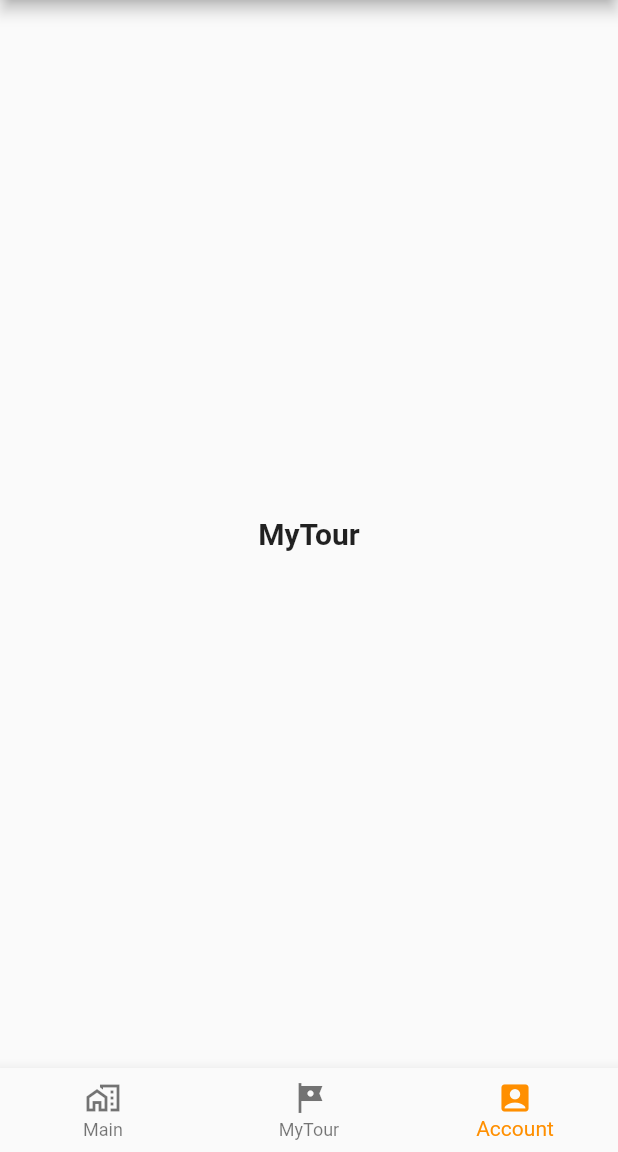
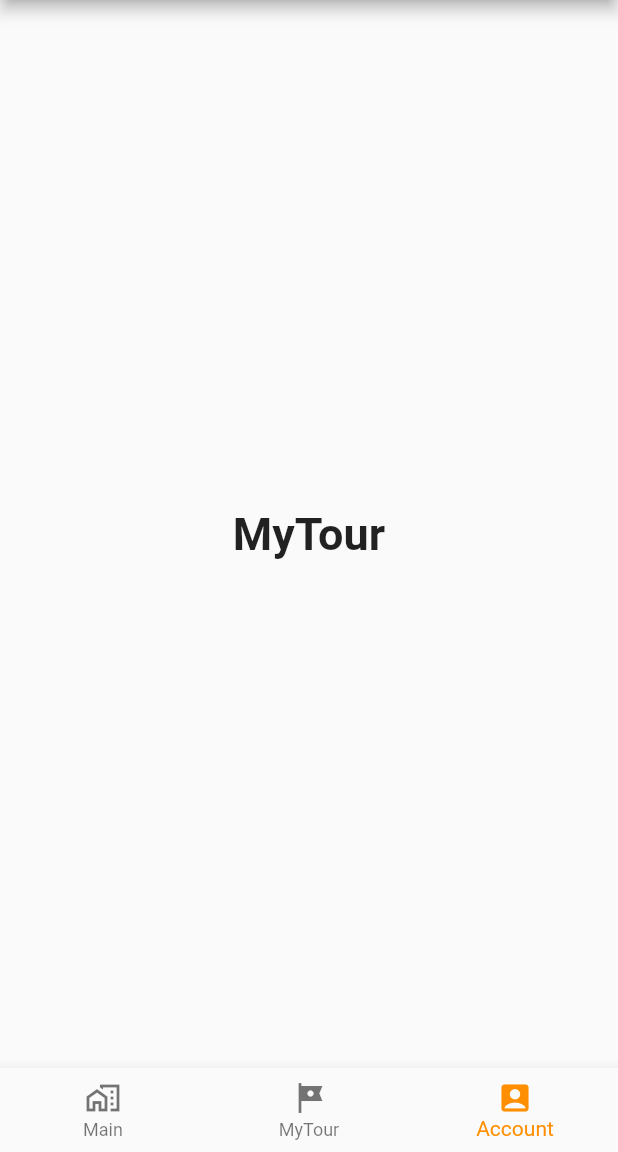
Before and after one commit to HanKyeol0/Campus-Touring-App, a Flutter app: the screen it shows after launch, item 3 of the bottom bar chosen, on a phone screen of 412 x 824 dp, the part 84-1236 px from its top. Run offline on Flutter 3.47's test engine with Material 2 defaults, Android fonts, the phone set to English and light mode, and no system bars.

Commit message:
home commit

```diff
--- a/lib/main.dart
+++ b/lib/main.dart
@@ -26,7 +26,7 @@ class MyStatefulWidget extends StatefulWidget {
 class _MyStatefulWidgetState extends State<MyStatefulWidget> {
   int _selectedIndex = 0;
   static const TextStyle optionStyle =
-      TextStyle(fontSize: 20, fontWeight: FontWeight.bold);
+      TextStyle(fontSize: 30, fontWeight: FontWeight.bold);
   final List<Widget> _widgetOptions = <Widget>[
     ListView(
       children: [
```
